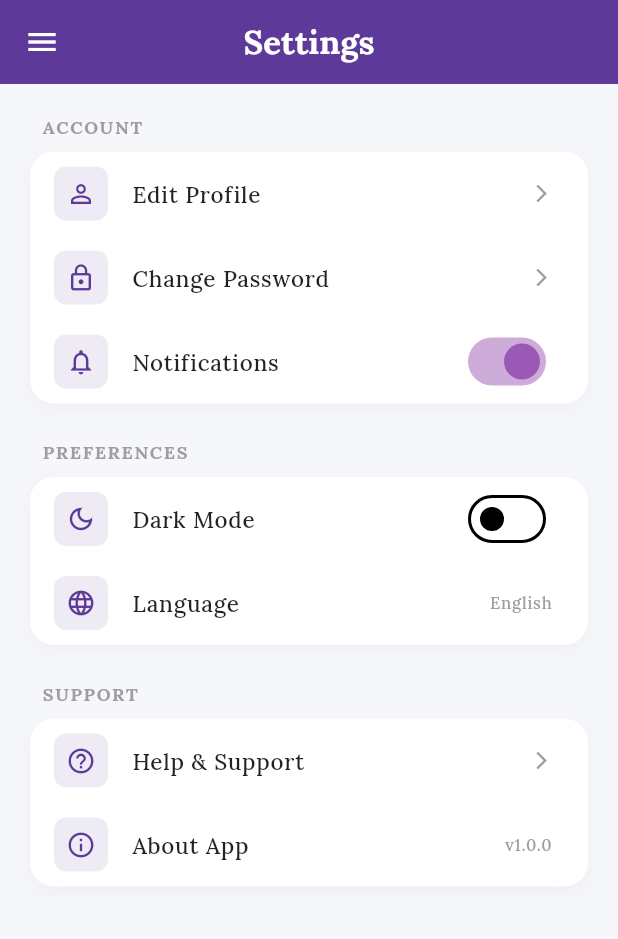
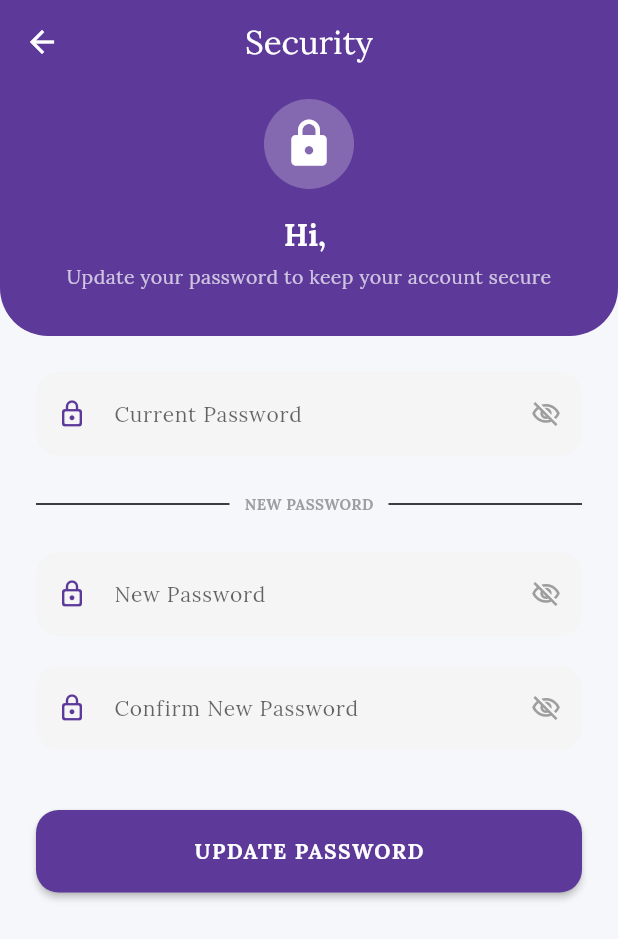
Before and after one commit to AbhaiSankarPR/Sacred_Space, a Flutter app: the SettingsScreen screen opened by its route, after a tap on "Change Password", on a phone screen of 412 x 824 dp. Shown: the top 939 px of the screen. Run offline on Flutter 3.47's test engine with Material 3 defaults, Android fonts, the phone set to English and light mode, and no system bars; drawn by our look-alikes of overlay_support; our stand-ins replace dio, firebase_core, firebase_messaging, flutter_dotenv, flutter_secure_storage, google_fonts and 2 more; accounts and stored records are empty; generated files the repository leaves out were written again; network calls fail.

Commit message:
added password update page

```diff
--- a/lib/core/routes.dart
+++ b/lib/core/routes.dart
@@ -6,6 +6,7 @@ import '../screens/splash_screen.dart';
 import '../auth/login_screen.dart';
 import '../auth/signup_screen.dart';
 import '../screens/complete_details_screen.dart';
+import '../settings/changePasswordScreen.dart';
 // Dashboard & Profile
 import '../dashboard/dashboard_screen.dart';
 import '../dashboard/profile_screen.dart';
@@ -24,6 +25,8 @@ import '../settings/settings_screen.dart';
 import '../settings/about_screen.dart';
 import '../settings/support_screen.dart';
 import '../screens/PrivacyPolicyScreen.dart';
+import '../screens/editProfile.dart';
+
 
 class Routes {
   // Authentication & Onboarding
@@ -31,6 +34,7 @@ class Routes {
   static const login = '/login';
   static const signup = '/signup';
   static const completeDetails = '/complete-details';
+  static const String changePassword = '/change-password';
 
   // Role-Based Dashboards (Both point to Dynamic Dashboard)
   static const member = '/member';
@@ -45,6 +49,7 @@ class Routes {
   static const emergency = '/emergency';
   static const events = '/events';
   static const gallery = '/gallery';
+  static const String editProfile = '/edit-profile';
 
   // Priest-Exclusive Features
   static const memberDirectory = '/priest/member-directory';
@@ -66,13 +71,14 @@ class Routes {
         login: (_) => const LoginScreen(),
         signup: (_) => const SignupScreen(),
         completeDetails: (_) => const CompleteDetailsScreen(),
-
+        changePassword: (context) => const ChangePasswordScreen(),
         // Unified Dashboard (Logic inside handles role differences)
         member: (_) => const DashboardScreen(),
         priest: (_) => const DashboardScreen(),
 
         // Profile & Personal Data
         profile: (_) => const ProfileScreen(),
+        editProfile: (_) => const EditProfileScreen(),
         // personalInfo: (_) => const PersonalInfoScreen(),
 
         // Shared Functional Routes
--- a/lib/dashboard/profile_screen.dart
+++ b/lib/dashboard/profile_screen.dart
@@ -44,9 +44,7 @@ class ProfileScreen extends StatelessWidget {
           IconButton(
             icon: const Icon(Icons.edit_note),
             onPressed: () {
-              ScaffoldMessenger.of(context).showSnackBar(
-                SnackBar(content: Text(loc.editProfileComingSoon)),
-              );
+             Navigator.pushNamed(context, Routes.editProfile);
             },
           ),
         ],
--- /dev/null
+++ b/lib/settings/changePasswordScreen.dart
@@ -0,0 +1,222 @@
+import 'package:flutter/material.dart';
+import 'package:flutter_gen/gen_l10n/app_localizations.dart';
+import '../auth/auth_service.dart';
+
+class ChangePasswordScreen extends StatefulWidget {
+  const ChangePasswordScreen({super.key});
+
+  @override
+  State<ChangePasswordScreen> createState() => _ChangePasswordScreenState();
+}
+
+class _ChangePasswordScreenState extends State<ChangePasswordScreen> {
+  final _formKey = GlobalKey<FormState>();
+  final _authService = AuthService();
+
+  final TextEditingController _currentPasswordController = TextEditingController();
+  final TextEditingController _newPasswordController = TextEditingController();
+  final TextEditingController _confirmPasswordController = TextEditingController();
+
+  bool _obscureCurrent = true;
+  bool _obscureNew = true;
+  bool _obscureConfirm = true;
+  bool _isLoading = false;
+
+  @override
+  void dispose() {
+    _currentPasswordController.dispose();
+    _newPasswordController.dispose();
+    _confirmPasswordController.dispose();
+    super.dispose();
+  }
+
+  void _handleChangePassword() async {
+    if (!_formKey.currentState!.validate()) return;
+
+    setState(() => _isLoading = true);
+
+    try {
+      await _authService.changePassword(
+        currentPassword: _currentPasswordController.text,
+        newPassword: _newPasswordController.text,
+      );
+
+      if (mounted) {
+        Navigator.pop(context);
+        ScaffoldMessenger.of(context).showSnackBar(
+          const SnackBar(content: Text("Password changed successfully")),
+        );
+      }
+    } catch (e) {
+      if (mounted) {
+        ScaffoldMessenger.of(context).showSnackBar(
+          SnackBar(content: Text("Error: ${e.toString()}")),
+        );
+      }
+    } finally {
+      if (mounted) setState(() => _isLoading = false);
+    }
+  }
+
+  @override
+  Widget build(BuildContext context) {
+    final theme = Theme.of(context);
+    final isDark = theme.brightness == Brightness.dark;
+    // Get user name from AuthService
+    final userName = _authService.currentUser?.name ?? "User";
+
+    return Scaffold(
+      backgroundColor: theme.scaffoldBackgroundColor,
+      appBar: AppBar(
+        title: const Text("Security"),
+        backgroundColor: const Color(0xFF5D3A99),
+        foregroundColor: Colors.white,
+        centerTitle: true,
+        elevation: 0,
+      ),
+      body: Column(
+        children: [
+          // --- NEW HEADER SECTION ---
+          Container(
+            width: double.infinity,
+            padding: const EdgeInsets.fromLTRB(24, 10, 24, 30),
+            decoration: const BoxDecoration(
+              color: Color(0xFF5D3A99),
+              borderRadius: BorderRadius.only(
+                bottomLeft: Radius.circular(32),
+                bottomRight: Radius.circular(32),
+              ),
+            ),
+            child: Column(
+              children: [
+                const CircleAvatar(
+                  radius: 30,
+                  backgroundColor: Colors.white24,
+                  child: Icon(Icons.lock, color: Colors.white, size: 35),
+                ),
+                const SizedBox(height: 16),
+                Text(
+                  "Hi, $userName",
+                  style: const TextStyle(
+                    color: Colors.white,
+                    fontSize: 20,
+                    fontWeight: FontWeight.bold,
+                  ),
+                ),
+                const SizedBox(height: 4),
+                const Text(
+                  "Update your password to keep your account secure",
+                  textAlign: TextAlign.center,
+                  style: TextStyle(color: Colors.white70, fontSize: 13),
+                ),
+              ],
+            ),
+          ),
+
+          // --- FORM SECTION ---
+          Expanded(
+            child: SingleChildScrollView(
+              padding: const EdgeInsets.all(24),
+              child: Form(
+                key: _formKey,
+                child: Column(
+                  crossAxisAlignment: CrossAxisAlignment.start,
+                  children: [
+                    _buildPasswordField(
+                      label: "Current Password",
+                      controller: _currentPasswordController,
+                      obscure: _obscureCurrent,
+                      onToggle: () => setState(() => _obscureCurrent = !_obscureCurrent),
+                      theme: theme,
+                    ),
+                    const SizedBox(height: 24),
+                    const Row(
+                      children: [
+                        Expanded(child: Divider()),
+                        Padding(
+                          padding: EdgeInsets.symmetric(horizontal: 10),
+                          child: Text("NEW PASSWORD", style: TextStyle(fontSize: 10, fontWeight: FontWeight.bold, color: Colors.grey)),
+                        ),
+                        Expanded(child: Divider()),
+                      ],
+                    ),
+                    const SizedBox(height: 24),
+                    _buildPasswordField(
+                      label: "New Password",
+                      controller: _newPasswordController,
+                      obscure: _obscureNew,
+                      onToggle: () => setState(() => _obscureNew = !_obscureNew),
+                      theme: theme,
+                      validator: (val) {
+                        if (val == null || val.length < 6) return "Min. 6 characters required";
+                        return null;
+                      },
+                    ),
+                    const SizedBox(height: 20),
+                    _buildPasswordField(
+                      label: "Confirm New Password",
+                      controller: _confirmPasswordController,
+                      obscure: _obscureConfirm,
+                      onToggle: () => setState(() => _obscureConfirm = !_obscureConfirm),
+                      theme: theme,
+                      validator: (val) {
+                        if (val != _newPasswordController.text) return "Passwords do not match";
+                        return null;
+                      },
+                    ),
+                    const SizedBox(height: 40),
+                    SizedBox(
+                      width: double.infinity,
+                      height: 55,
+                      child: ElevatedButton(
+                        onPressed: _isLoading ? null : _handleChangePassword,
+                        style: ElevatedButton.styleFrom(
+                          backgroundColor: const Color(0xFF5D3A99),
+                          foregroundColor: Colors.white,
+                          shape: RoundedRectangleBorder(borderRadius: BorderRadius.circular(15)),
+                          elevation: 2,
+                        ),
+                        child: _isLoading
+                          ? const CircularProgressIndicator(color: Colors.white)
+                          : const Text("UPDATE PASSWORD", style: TextStyle(fontWeight: FontWeight.bold, letterSpacing: 1)),
+                      ),
+                    ),
+                  ],
+                ),
+              ),
+            ),
+          ),
+        ],
+      ),
+    );
+  }
+
+  Widget _buildPasswordField({
+    required String label,
+    required TextEditingController controller,
+    required bool obscure,
+    required VoidCallback onToggle,
+    required ThemeData theme,
+    String? Function(String?)? validator,
+  }) {
+    final isDark = theme.brightness == Brightness.dark;
+    return TextFormField(
+      controller: controller,
+      obscureText: obscure,
+      style: TextStyle(color: theme.textTheme.bodyLarge?.color),
+      decoration: InputDecoration(
+        labelText: label,
+        labelStyle: TextStyle(color: theme.hintColor, fontSize: 14),
+        filled: true,
+        fillColor: isDark ? Colors.white.withValues(alpha: 0.05) : Colors.grey[100],
+        border: OutlineInputBorder(borderRadius: BorderRadius.circular(15), borderSide: BorderSide.none),
+        prefixIcon: const Icon(Icons.lock_outline_rounded, size: 20, color: Color(0xFF5D3A99)),
+        suffixIcon: IconButton(
+          icon: Icon(obscure ? Icons.visibility_off_outlined : Icons.visibility_outlined, color: Colors.grey, size: 20),
+          onPressed: onToggle,
+        ),
+      ),
+      validator: validator ?? (val) => (val == null || val.isEmpty) ? "Field required" : null,
+    );
+  }
+}
--- a/lib/settings/settings_screen.dart
+++ b/lib/settings/settings_screen.dart
@@ -48,11 +48,13 @@ class SettingsScreen extends StatelessWidget {
               title: loc.editProfile,
               onTap: () => Navigator.pushNamed(context, Routes.profile),
             ),
-            _SettingsTile(
-              icon: Icons.lock_outline,
-              title: loc.changePassword,
-              onTap: () {},
-            ),
+           _SettingsTile(
+  icon: Icons.lock_outline,
+  title: loc.changePassword,
+  onTap: () {
+    Navigator.pushNamed(context, Routes.changePassword);
+  },
+),
             _SettingsTile(
               icon: Icons.notifications_none,
               title: loc.notifications,
```
Also changed, not shown: lib/auth/auth_service.dart (+15 -1 lines), lib/screens/editProfile.dart (added, +279 -0 lines).
